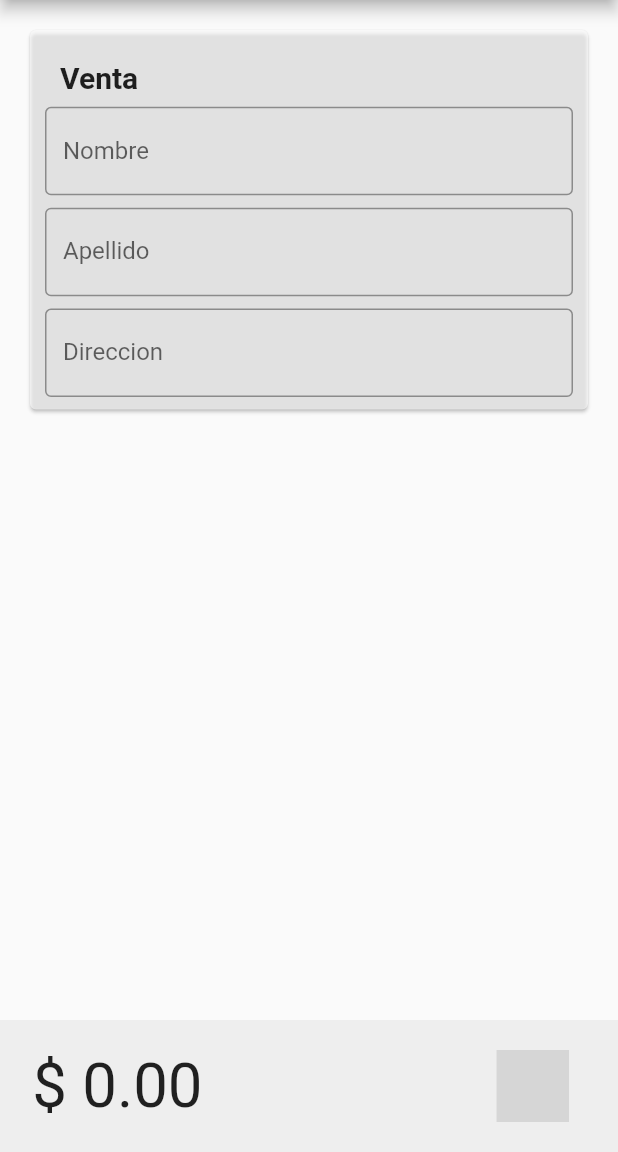
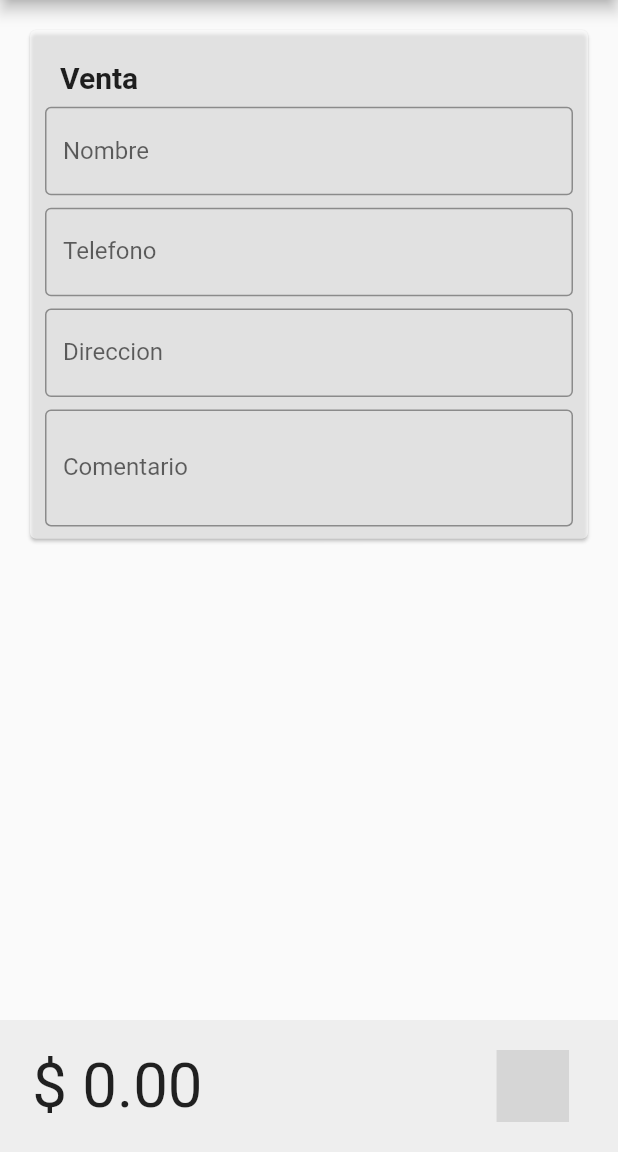
Before and after one commit to NavarroFer/moovle-app, a Flutter app: the VentasHomePage screen opened by its route, after a tap on "Nueva venta", on a phone screen of 412 x 824 dp, the part 84-1236 px from its top. Run offline on Flutter 3.47's test engine with Material 2 defaults, Android fonts, the phone set to English and light mode, and no system bars; our stand-ins replace auto_size_text; missing offline and left inert: searchable_dropdown; statements that could not run were skipped; grey boxes are pictures that could not be loaded.

Commit message:
M7 M5 M6 M10 M14

```diff
--- a/lib/main.dart
+++ b/lib/main.dart
@@ -1,9 +1,11 @@
 import 'package:flutter/material.dart';
+import 'package:moovle/src/pages/general/feed_page.dart';
 import 'package:moovle/src/pages/home_page.dart';
 import 'package:moovle/src/pages/productos/productos_home_page.dart';
 import 'package:moovle/src/pages/ventas/envios/envio_detail_page.dart';
 import 'package:moovle/src/pages/ventas/venta/add_product_page.dart';
 import 'package:moovle/src/pages/ventas/envios/envios_page.dart';
+import 'package:moovle/src/pages/ventas/venta/coordinar_entregas_page.dart';
 import 'package:moovle/src/pages/ventas/venta/nueva_venta.dart';
 import 'package:moovle/src/pages/ventas/venta/ventas_home_page.dart';
 import 'package:moovle/src/widgets/base_widgets.dart';
@@ -37,6 +39,8 @@ class MyApp extends StatelessWidget {
         EnviosPage.route: (context) => EnviosPage(),
         NuevaVentaPage.route: (context) => NuevaVentaPage(),
         EnvioDetailPage.route: (context) => EnvioDetailPage(),
+        CoordinarEntregasPage.route: (context) => CoordinarEntregasPage(),
+        FeedPage.route: (context) => FeedPage(),
       },
       home: HomePage(),
     );
--- /dev/null
+++ b/lib/src/models/tipo_venta_model.dart
@@ -0,0 +1,6 @@
+class TipoVenta {
+  int id;
+  String nombre;
+
+  TipoVenta({this.id, this.nombre});
+}
--- a/lib/src/pages/ventas/venta/nueva_venta.dart
+++ b/lib/src/pages/ventas/venta/nueva_venta.dart
@@ -17,8 +17,9 @@ class _NuevaVentaPageState extends State<NuevaVentaPage> {
   List result;
 
   TextEditingController _nombreController = TextEditingController();
-  TextEditingController _apellidoController = TextEditingController();
+  TextEditingController _telefonoController = TextEditingController();
   TextEditingController _direccionController = TextEditingController();
+  TextEditingController _comentarioController = TextEditingController();
   @override
   Widget build(BuildContext context) {
     return Scaffold(
@@ -50,11 +51,15 @@ class _NuevaVentaPageState extends State<NuevaVentaPage> {
           SizedBox(
             height: size.height * 0.01,
           ),
-          _apellidoCliente(_apellidoController, 'Apellido'),
+          _telefonoCliente(_telefonoController, 'Telefono'),
           SizedBox(
             height: size.height * 0.01,
           ),
           _direccionCliente(_direccionController, 'Direccion'),
+          SizedBox(
+            height: size.height * 0.01,
+          ),
+          _comentario(_comentarioController, 'Comentario'),
           SizedBox(
             height: size.height * 0.01,
           ),
@@ -65,7 +70,7 @@ class _NuevaVentaPageState extends State<NuevaVentaPage> {
   Widget _listaProductos(BuildContext c) {
     final size = MediaQuery.of(c).size;
     return Container(
-      height: size.height * 0.34,
+      height: size.height * 0.3,
       child: ListView.builder(
         itemCount: productos.length,
         shrinkWrap: true,
@@ -159,12 +164,16 @@ class _NuevaVentaPageState extends State<NuevaVentaPage> {
     }
   }
 
-  Widget _textEdit(TextEditingController controller, String label) {
+  Widget _textEdit(TextEditingController controller, String label,
+      {int minLines = 1}) {
     return Padding(
       padding: EdgeInsets.symmetric(horizontal: 10),
       child: TextFormField(
         controller: controller,
-        keyboardType: TextInputType.name,
+        keyboardType:
+            minLines == 1 ? TextInputType.name : TextInputType.multiline,
+        minLines: minLines,
+        maxLines: minLines == 1 ? 1 : minLines + 2,
         decoration: InputDecoration(
           border: OutlineInputBorder(),
           labelText: label,
@@ -177,12 +186,16 @@ class _NuevaVentaPageState extends State<NuevaVentaPage> {
     return _textEdit(nombreController, s);
   }
 
-  _apellidoCliente(apellidoController, String s) {
-    return _textEdit(apellidoController, s);
+  _telefonoCliente(telefonoController, String s) {
+    return _textEdit(telefonoController, s);
   }
 
   _direccionCliente(direccionController, String s) {
     return _textEdit(direccionController, s);
+  }
+
+  _comentario(TextEditingController comentarioController, String s) {
+    return _textEdit(comentarioController, s, minLines: 2);
   }
 
   List<Widget> _grabaPedido(BuildContext context) {
--- a/lib/src/pages/ventas/venta/ventas_home_page.dart
+++ b/lib/src/pages/ventas/venta/ventas_home_page.dart
@@ -1,6 +1,7 @@
 import 'package:flutter/material.dart';
 import 'package:flutter/cupertino.dart';
 import 'package:moovle/src/pages/ventas/envios/envios_page.dart';
+import 'package:moovle/src/pages/ventas/venta/coordinar_entregas_page.dart';
 import 'package:moovle/src/pages/ventas/venta/nueva_venta.dart';
 import 'package:moovle/src/widgets/base_widgets.dart';
 
@@ -28,26 +29,26 @@ class VentasHomePage extends StatelessWidget {
       Container(),
       botonMenu(
           c: context,
-          s: 'Envios',
-          icon: Icons.local_shipping_outlined,
-          color1: Colors.cyan[200],
-          color2: Colors.blue,
+          s: 'A coordinar',
+          icon: CupertinoIcons.text_badge_checkmark,
+          color1: Colors.green[200],
+          color2: Colors.green,
           expanded: true,
-          onPress: onPressEnvios),
+          onPress: onPressACoordinar),
       Container(),
     ];
+  }
+
+  void onPressACoordinar(BuildContext c) {
+    Navigator.pushNamed(c, CoordinarEntregasPage.route);
   }
 
   void onPressNuevaVenta(BuildContext c) {
     Navigator.pushNamed(c, NuevaVentaPage.route);
   }
 
-  void onPressEnvios(BuildContext c) {
-    Navigator.pushNamed(c, EnviosPage.route);
-  }
-
   Widget _botonesMenu(BuildContext context) {
     final botonesVentas = _botonesVentas(context);
-    return botones(context, botonesVentas);
+    return botones(context, botonesVentas, 0.55);
   }
 }
--- a/lib/src/widgets/base_widgets.dart
+++ b/lib/src/widgets/base_widgets.dart
@@ -119,9 +119,9 @@ void mostrarSnackbar(String mensaje, BuildContext c) {
   ScaffoldMessenger.of(c).showSnackBar(snackbar);
 }
 
-Widget botones(BuildContext c, List<Widget> lista) {
+Widget botones(BuildContext c, List<Widget> lista, double height) {
   return Container(
-      height: MediaQuery.of(c).size.height * 0.55,
+      height: MediaQuery.of(c).size.height * height,
       padding:
           EdgeInsets.symmetric(horizontal: MediaQuery.of(c).size.width * 0.03),
       child: ListView.builder(
```
Also changed, not shown: lib/src/pages/general/feed_page.dart (added, +15 -0 lines), lib/src/pages/home_page.dart (+29 -1 lines), lib/src/pages/ventas/venta/add_product_page.dart (+127 -14 lines), lib/src/pages/ventas/venta/coordinar_entregas_page.dart (added, +13 -0 lines), 1 other file.
